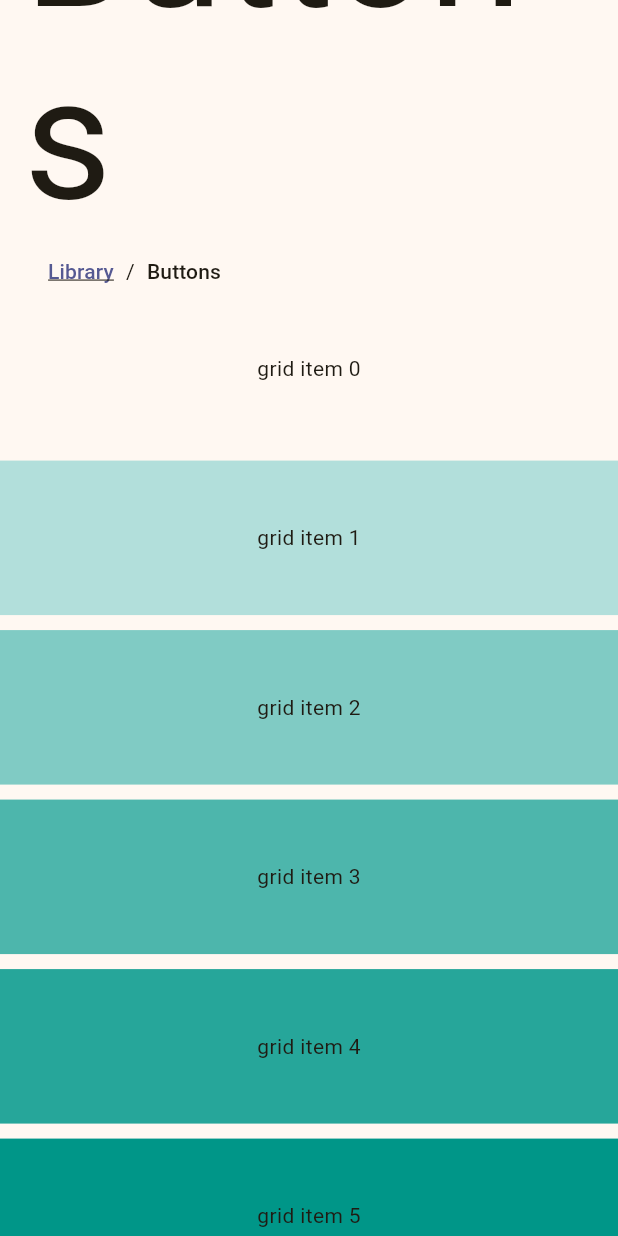
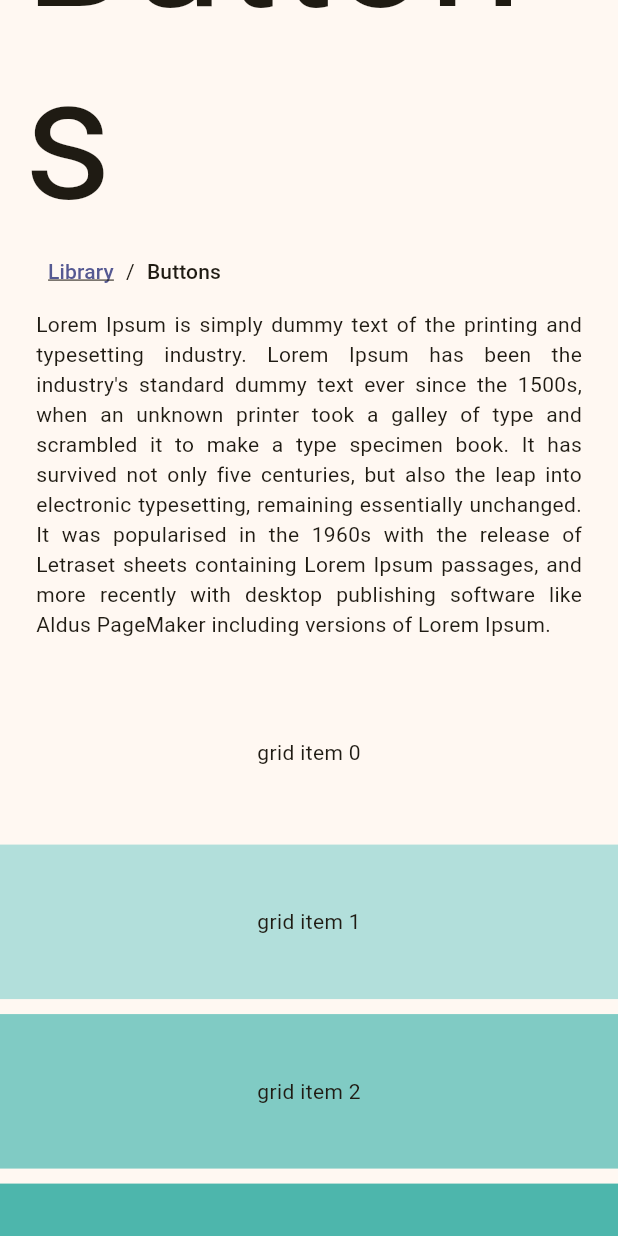
Before and after one commit to SDC-Consulting-BE/sfds, a Flutter app: the screen it shows after launch, after a tap on an icon or button, on a phone screen of 412 x 824 dp. Run offline on Flutter 3.47's test engine with Material 3 defaults, Android fonts, the phone set to English and light mode, and no system bars; our stand-ins replace go_router.

Commit message:
Add SteveSliverText and SteveSliverSpacing widgets

```diff
--- a/component_library/lib/app/library/button/button_library_screen.dart
+++ b/component_library/lib/app/library/button/button_library_screen.dart
@@ -10,6 +10,13 @@ class ButtonLibraryScreen extends StatelessWidget {
     appBar: SteveSliverViewAppBar(title: "Buttons"),
     slivers: [
       SteveSliverBreadcrumbs(),
+      SteveSliverText(
+        text:
+            "Lorem Ipsum is simply dummy text of the printing and typesetting industry. Lorem Ipsum has been the industry's standard dummy text ever since the 1500s, when an unknown printer took a galley of type and scrambled it to make a type specimen book. It has survived not only five centuries, but also the leap into electronic typesetting, remaining essentially unchanged. It was popularised in the 1960s with the release of Letraset sheets containing Lorem Ipsum passages, and more recently with desktop publishing software like Aldus PageMaker including versions of Lorem Ipsum.",
+      ),
+      SteveSliverSpacing(
+        height: 12,
+      ),
       MockGrid(),
     ],
   );
--- a/component_library/lib/app/library/library_screen.dart
+++ b/component_library/lib/app/library/library_screen.dart
@@ -15,6 +15,8 @@ class LibraryScreen extends StatelessWidget {
         SteveViewAppBarAction(icon: Icons.snowing, onPressed: () {}),
       ],
     ),
-    slivers: const [MockGrid()],
+    slivers: const [
+      MockGrid(),
+    ],
   );
 }
--- a/lib/src/constants.dart
+++ b/lib/src/constants.dart
@@ -4,6 +4,7 @@ const colorTransparant = Colors.transparent;
 
 const paddingA6 = EdgeInsets.all(6);
 const paddingH8 = EdgeInsets.symmetric(horizontal: 8);
+const paddingH24V12 = EdgeInsets.symmetric(horizontal: 24, vertical: 12);
 
 const sizedBoxZero = SizedBox();
 const sizedBoxW8 = SizedBox(width: 8);
--- a/lib/src/widget/sliver.dart
+++ b/lib/src/widget/sliver.dart
@@ -101,3 +101,44 @@ class _SteveSliverBreadcrumb extends StatelessWidget {
     );
   }
 }
+
+const _steveSliverTextDefaultPadding = paddingH24V12;
+
+class SteveSliverText extends StatelessWidget {
+  const SteveSliverText({
+    super.key,
+    required this.text,
+    this.textStyle,
+    this.padding,
+  });
+
+  final String text;
+  final TextStyle? textStyle;
+  final EdgeInsets? padding;
+
+  @override
+  Widget build(BuildContext context) => SliverPadding(
+    padding: padding ?? _steveSliverTextDefaultPadding,
+    sliver: SliverToBoxAdapter(
+      child: Text(
+        text,
+        style: textStyle,
+        textAlign: TextAlign.justify,
+      ),
+    ),
+  );
+}
+
+class SteveSliverSpacing extends StatelessWidget {
+  const SteveSliverSpacing({
+    super.key,
+    required this.height,
+  });
+
+  final double height;
+
+  @override
+  Widget build(BuildContext context) => SliverToBoxAdapter(
+    child: SizedBox(height: height),
+  );
+}
--- a/lib/src/widget/view.dart
+++ b/lib/src/widget/sliver_view.dart
@@ -2,12 +2,6 @@ import "package:flutter/material.dart";
 import "package:sfds/src/constants.dart";
 import "package:sfds/src/util/collection_util.dart";
 import "package:sfds/src/util/text_style_util.dart";
-
-const _steveSliverViewAppBarPaddingFactor = 1.314;
-const _steveSliverViewAppBarExpansionFactor = 2.0;
-const _steveSliverViewAppBarHorizontalSpacing = 16.0;
-const _steveSliverViewAppBarIconsSizeFactor = 0.5;
-const _steveSliverViewAppBarIconsSpacer = sizedBoxW8;
 
 class SteveSliverView extends StatelessWidget {
   const SteveSliverView({
@@ -20,16 +14,39 @@ class SteveSliverView extends StatelessWidget {
   final List<Widget> slivers;
 
   @override
+  Widget build(BuildContext context) => Scaffold(
+    body: CustomScrollView(
+      slivers: [
+        appBar,
+        ...slivers,
+      ],
+    ),
+  );
+}
+
+const _steveSliverViewAppBarPaddingFactor = 1.314;
+const _steveSliverViewAppBarExpansionFactor = 2.0;
+const _steveSliverViewAppBarHorizontalSpacing = 16.0;
+const _steveSliverViewAppBarIconsSizeFactor = 0.5;
+const _steveSliverViewAppBarIconsSpacer = sizedBoxW8;
+
+class SteveSliverViewAppBar extends StatelessWidget {
+  const SteveSliverViewAppBar({
+    required this.title,
+    this.actions = const [],
+  });
+
+  final String title;
+  final List<SteveViewAppBarAction> actions;
+
+  @override
   Widget build(BuildContext context) {
     var theme = Theme.of(context);
     var appBarTitleStyle = theme.textTheme.displayLarge!;
     var appBarTitleStyleHeight = TextStyleUtil.getTrueHeight(appBarTitleStyle);
     var appBarHeight = appBarTitleStyleHeight * _steveSliverViewAppBarPaddingFactor;
     var appBarVerticalPadding = (appBarHeight - appBarTitleStyleHeight) / 2;
-    return Scaffold(
-      body: CustomScrollView(
-        slivers: [
-          SliverAppBar(
+    return SliverAppBar(
       pinned: true,
       collapsedHeight: appBarHeight,
       toolbarHeight: appBarHeight,
@@ -38,29 +55,15 @@ class SteveSliverView extends StatelessWidget {
       flexibleSpace: FlexibleSpaceBar(
         titlePadding: EdgeInsets.symmetric(horizontal: _steveSliverViewAppBarHorizontalSpacing, vertical: appBarVerticalPadding),
         expandedTitleScale: _steveSliverViewAppBarExpansionFactor,
-              title: Text(appBar.title, style: appBarTitleStyle),
+        title: Text(title, style: appBarTitleStyle),
       ),
       actionsPadding: const EdgeInsets.only(right: _steveSliverViewAppBarHorizontalSpacing),
       actionsIconTheme: IconThemeData(
         size: appBarHeight * _steveSliverViewAppBarIconsSizeFactor,
       ),
-            actions: CollectionUtil.intersperse(_steveSliverViewAppBarIconsSpacer, appBar.actions).toList(),
-          ),
-          ...slivers,
-        ],
-      ),
+      actions: CollectionUtil.intersperse(_steveSliverViewAppBarIconsSpacer, actions).toList(),
     );
   }
-}
-
-class SteveSliverViewAppBar {
-  const SteveSliverViewAppBar({
-    required this.title,
-    this.actions = const [],
-  });
-
-  final String title;
-  final List<SteveViewAppBarAction> actions;
 }
 
 const _steveSliverViewActionDefaultScale = 1.0;
--- a/lib/widget.dart
+++ b/lib/widget.dart
@@ -1,3 +1,3 @@
 export "src/widget/sliver.dart";
+export "src/widget/sliver_view.dart";
 export "src/widget/utility.dart";
-export "src/widget/view.dart";
```
Lines whose indentation alone changed are shown as unchanged.
